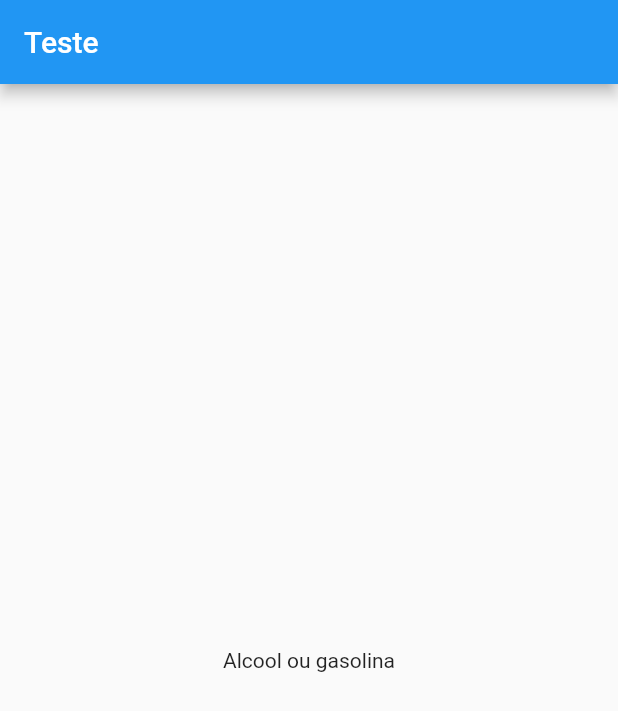
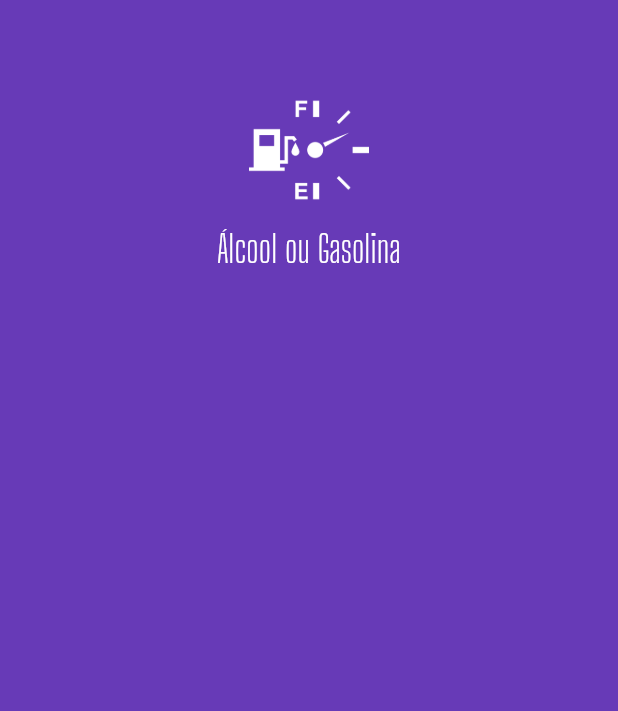
Before and after one commit to Douglas-code/aog_app, a Flutter app: the screen it shows after launch, on a phone screen of 412 x 824 dp. Shown: the top 711 px of the screen. Run offline on Flutter 3.47's test engine with Material 2 defaults, Android fonts, the phone set to English and light mode, and no system bars.

Commit message:
criando primeiro widget(logo)

```diff
--- a/lib/main.dart
+++ b/lib/main.dart
@@ -1,3 +1,4 @@
+import 'package:aog/widgets/logo.widget.dart';
 import 'package:flutter/material.dart';
 
 void main() {
@@ -11,7 +12,7 @@ class MyApp extends StatelessWidget {
       title: 'Alcool ou Gasolina',
       debugShowCheckedModeBanner: false,
       theme: ThemeData(
-        primarySwatch: Colors.blue,
+        primarySwatch: Colors.deepPurple,
         visualDensity: VisualDensity.adaptivePlatformDensity,
       ),
       home: HomePage(),
@@ -23,13 +24,11 @@ class HomePage extends StatelessWidget {
   @override
   Widget build(BuildContext context) {
     return Scaffold(
-      appBar: AppBar(
-        title: Text("Teste"),
-      ),
-      body: Center(
-        child: Container(
-          child: Text("Alcool ou gasolina"),
-        ),
+      backgroundColor: Theme.of(context).primaryColor,
+      body: ListView(
+        children: <Widget>[
+          Logo(),
+        ],
       ),
     );
   }
--- /dev/null
+++ b/lib/widgets/logo.widget.dart
@@ -0,0 +1,33 @@
+import 'package:flutter/material.dart';
+
+class Logo extends StatelessWidget {
+  @override
+  Widget build(BuildContext context) {
+    return Column(
+      children: <Widget>[
+        SizedBox(
+          height: 60,
+        ),
+        Image.asset(
+          "assets/images/aog-white.png",
+          height: 80,
+        ),
+        SizedBox(
+          height: 10,
+        ),
+        Text(
+          "Álcool ou Gasolina",
+          style: TextStyle(
+            color: Colors.white,
+            fontSize: 25,
+            fontFamily: "Big Shoulder Display",
+          ),
+          textAlign: TextAlign.center,
+        ),
+        SizedBox(
+          height: 20,
+        ),
+      ],
+    );
+  }
+}
```
